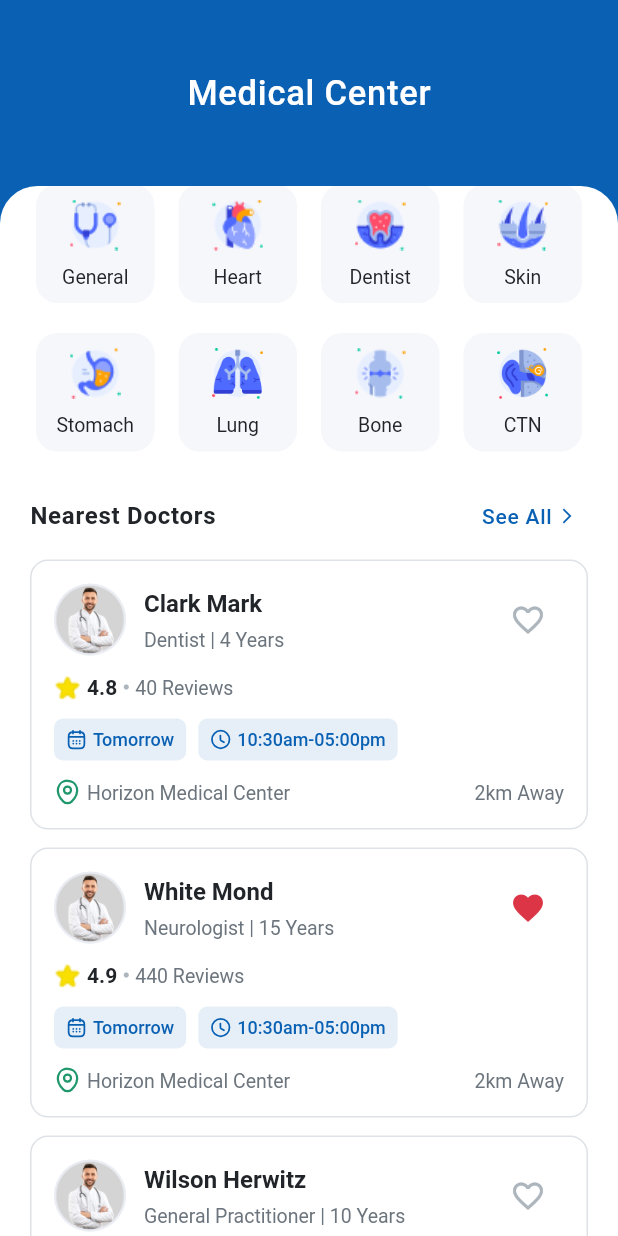
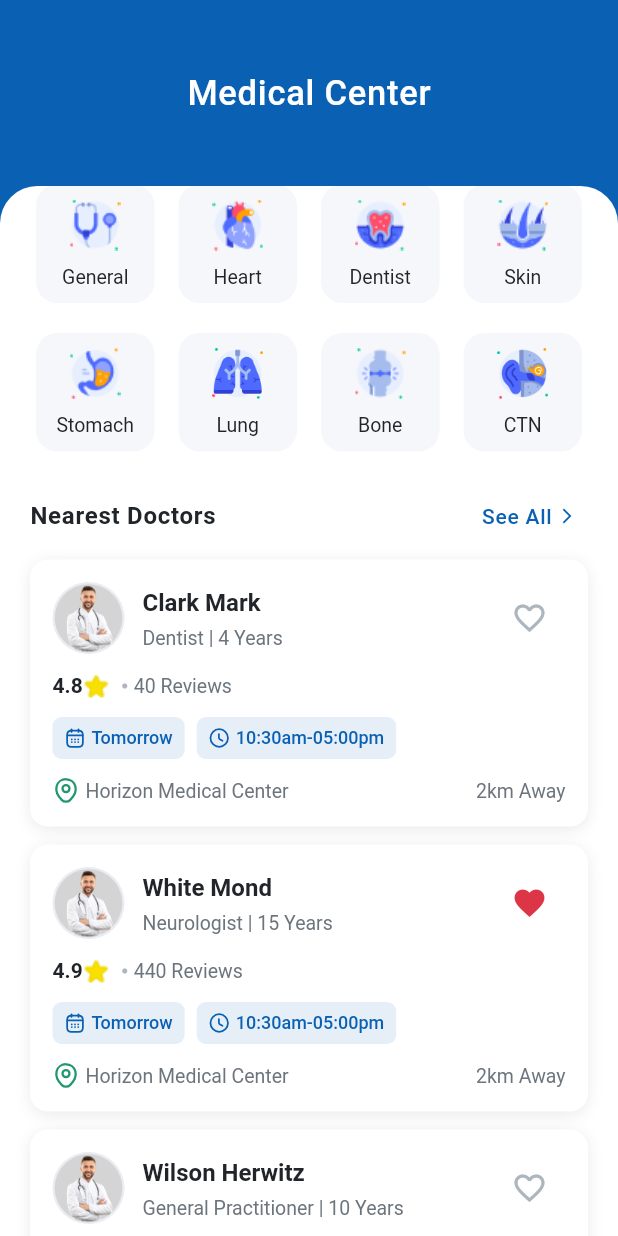
Before and after one commit to Teewhydot/paxform_project, a Flutter app: the screen it shows after launch, scrolled down 576 dp, on a phone screen of 412 x 824 dp. Run offline on Flutter 3.47's test engine with Material 3 defaults, Android fonts, the phone set to English and light mode, and no system bars; our stand-ins replace flutter_svg; Roboto replaces fonts that are missing (Public Sans).

Commit message:
Add shadow to doctor card widget
- Add boxShadow with X=0, Y=2, Blur=8, Spread=0
- Uses shadow color with 0.08 opacity for subtle elevation
- Enhances card visual hierarchy

```diff
--- a/lib/features/medical_center/presentation/widgets/doctor_card_widget.dart
+++ b/lib/features/medical_center/presentation/widgets/doctor_card_widget.dart
@@ -51,10 +51,14 @@ class DoctorCardWidget extends StatelessWidget {
           borderRadius: BorderRadius.circular(
             AppSpacing.radiusMedium, // Figma: 12px radius
           ),
-          border: Border.all(
-            color: AppColors.border, // Figma: Light gray border
-            width: 1,
-          ),
+          boxShadow: [
+            BoxShadow(
+              color: AppColors.shadow.withValues(alpha: 0.08),
+              offset: const Offset(0, 2), // X=0, Y=2
+              blurRadius: 8, // Blur=8
+              spreadRadius: 0, // Spread=0
+            ),
+          ],
         ),
         child: Column(
           crossAxisAlignment: CrossAxisAlignment.start,
@@ -71,7 +75,6 @@ class DoctorCardWidget extends StatelessWidget {
                       : AssetImage(AppAssets.person1Png) as ImageProvider,
                 ),
                 const SizedBox(width: AppSpacing.md), // Figma: 12px gap
-
                 // Name and specialty
                 Expanded(
                   child: Column(
@@ -79,14 +82,16 @@ class DoctorCardWidget extends StatelessWidget {
                     children: [
                       Text(
                         name,
-                        style: AppTypography.bodyLarge, // Figma: Semi-bold, 16px
+                        style:
+                            AppTypography.bodyLarge, // Figma: Semi-bold, 16px
                         maxLines: 1,
                         overflow: TextOverflow.ellipsis,
                       ),
                       const SizedBox(height: 2),
                       Text(
                         '$specialty | $yearsOfExperience Years',
-                        style: AppTypography.caption, // Figma: Regular, 13px, gray
+                        style:
+                            AppTypography.caption, // Figma: Regular, 13px, gray
                         maxLines: 1,
                         overflow: TextOverflow.ellipsis,
                       ),
@@ -111,10 +116,13 @@ class DoctorCardWidget extends StatelessWidget {
             ),
 
             const SizedBox(height: AppSpacing.md), // Figma: 12px gap
-
             // Rating
             Row(
               children: [
+                  Text(
+                  rating.toStringAsFixed(1),
+                  style: AppTypography.rating, // Figma: Semi-bold, 14px
+                ),
                 Image.asset(
                   AppAssets.starPng,
                   width: 18,
@@ -122,16 +130,9 @@ class DoctorCardWidget extends StatelessWidget {
                   fit: BoxFit.contain,
                 ),
                 const SizedBox(width: 4),
-                Text(
-                  rating.toStringAsFixed(1),
-                  style: AppTypography.rating, // Figma: Semi-bold, 14px
-                ),
+
                 const SizedBox(width: 4),
-                Icon(
-                  Icons.circle,
-                  size: 4,
-                  color: AppColors.textTertiary,
-                ),
+                Icon(Icons.circle, size: 4, color: AppColors.textTertiary),
                 const SizedBox(width: 4),
                 Text(
                   '$reviewCount Reviews',
@@ -143,7 +144,6 @@ class DoctorCardWidget extends StatelessWidget {
             ),
 
             const SizedBox(height: AppSpacing.md), // Figma: 12px gap
-
             // Availability and time slot badges
             Row(
               children: [
@@ -154,7 +154,6 @@ class DoctorCardWidget extends StatelessWidget {
                   color: AppColors.primaryBlue,
                 ),
                 const SizedBox(width: AppSpacing.sm), // Figma: 8px gap
-
                 // Time slot badge
                 _buildBadge(
                   svgPath: AppAssets.timeSvg,
@@ -165,7 +164,6 @@ class DoctorCardWidget extends StatelessWidget {
             ),
 
             const SizedBox(height: AppSpacing.md), // Figma: 12px gap
-
             // Location and distance
             Row(
               children: [
@@ -215,7 +213,7 @@ class DoctorCardWidget extends StatelessWidget {
         vertical: 6, // Figma: 6px vertical
       ),
       decoration: BoxDecoration(
-        color: color.withValues(alpha:0.1), // Figma: Light blue background
+        color: color.withValues(alpha: 0.1), // Figma: Light blue background
         borderRadius: BorderRadius.circular(6), // Figma: 6px radius
       ),
       child: Row(
@@ -225,10 +223,7 @@ class DoctorCardWidget extends StatelessWidget {
             svgPath,
             width: 14,
             height: 14,
-            colorFilter: ColorFilter.mode(
-              color,
-              BlendMode.srcIn,
-            ),
+            colorFilter: ColorFilter.mode(color, BlendMode.srcIn),
           ),
           const SizedBox(width: 4),
           Text(
```
